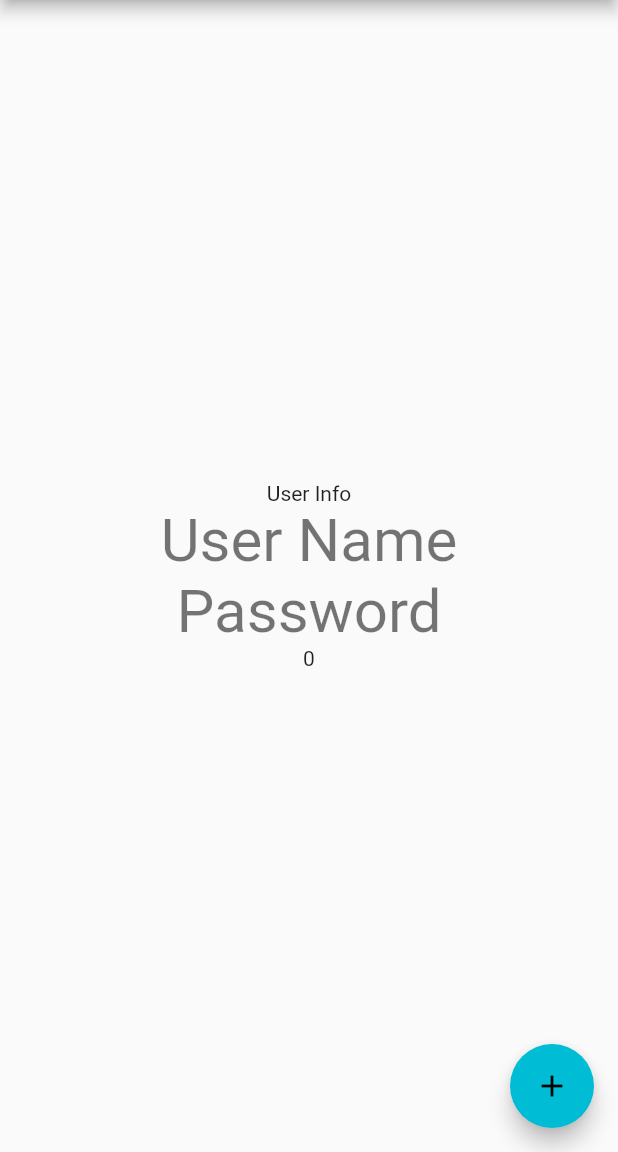
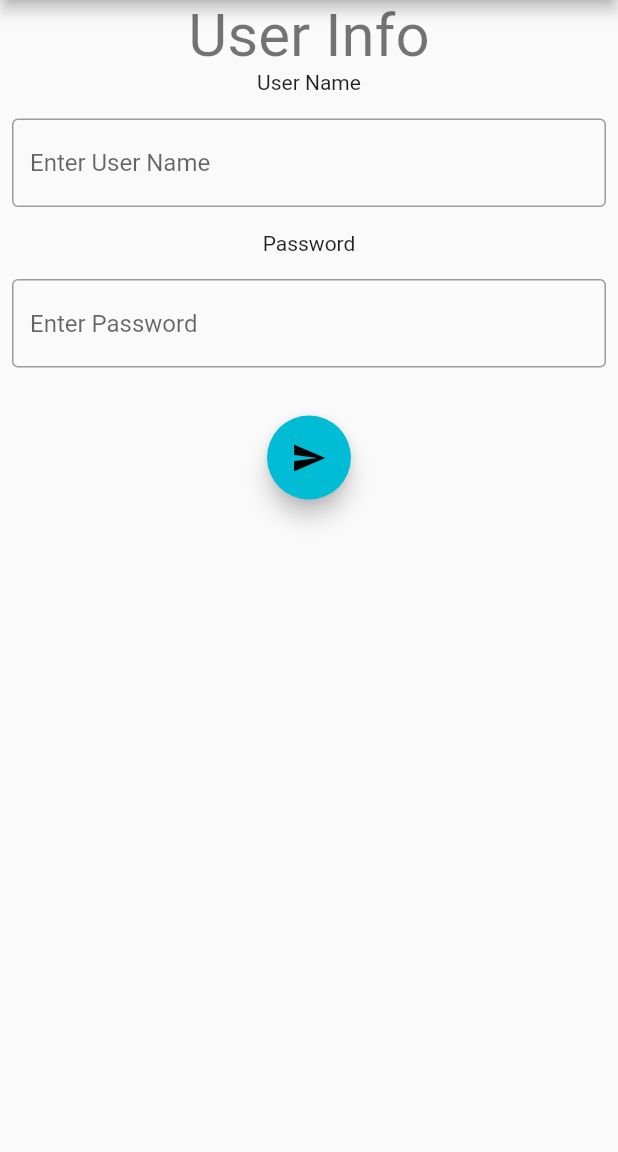
Before and after one commit to angelicrf/boatusers-flutter, a Flutter app: the screen it shows after launch, on a phone screen of 412 x 824 dp, the part 84-1236 px from its top. Run offline on Flutter 3.47's test engine with Material 2 defaults, Android fonts, the phone set to English and light mode, and no system bars.

Commit message:
user-inputs-home

```diff
--- a/lib/main.dart
+++ b/lib/main.dart
@@ -29,11 +29,72 @@ class BUHomePage extends StatefulWidget {
 
 class _BUHomePageState extends State<BUHomePage> {
   int _buCount = 0;
+  final buserNameController = TextEditingController();
+  final buPasswordController = TextEditingController();
 
-  void _AddCount() {
-    setState(() {
+  @override
+  void initState() {
+    super.initState();
+    buPasswordController.text = '';
+    buserNameController.text = '';
+    print('initStateCalled....');
+  }
+
+  @override
+  void dispose() {
+    buPasswordController.dispose();
+    buserNameController.dispose();
+    super.dispose();
+  }
+
+  void _SubmitInputs() async {
+    /*   setState(() {
       _buCount += 20;
-    });
+    }); */
+    if (buPasswordController.text != '' && buserNameController.text != '') {
+      await showDialog(
+        context: context,
+        builder: (context) {
+          return AlertDialog(
+            content: Text(
+                'Confirmed UserName: ${buserNameController.text} and Password: ${buPasswordController.text}'),
+          );
+        },
+      );
+      setState(() {
+        buPasswordController.text = '';
+        buserNameController.text = '';
+      });
+    } else if (buPasswordController.text == '' &&
+        buserNameController.text != '') {
+      showDialog(
+        context: context,
+        builder: (context) {
+          return AlertDialog(
+            content: Text('Empty Password Field!'),
+          );
+        },
+      );
+    } else if (buserNameController.text == '' &&
+        buPasswordController.text != '') {
+      showDialog(
+        context: context,
+        builder: (context) {
+          return AlertDialog(
+            content: Text('Empty User Name Field!'),
+          );
+        },
+      );
+    } else {
+      showDialog(
+        context: context,
+        builder: (context) {
+          return AlertDialog(
+            content: Text('Invalid Entry!'),
+          );
+        },
+      );
+    }
   }
 
   @override
@@ -44,30 +105,53 @@ class _BUHomePageState extends State<BUHomePage> {
       ),
       body: Center(
           child: Column(
-        mainAxisAlignment: MainAxisAlignment.center,
+        mainAxisAlignment: MainAxisAlignment.start,
         children: <Widget>[
-          const Text(
+          Text(
             'User Info',
+            style: Theme.of(context).textTheme.headlineLarge,
           ),
           Text(
             'User Name',
-            style: Theme.of(context).textTheme.headlineLarge,
+            style: Theme.of(context).textTheme.bodyMedium,
+          ),
+          Padding(
+            padding: EdgeInsets.symmetric(horizontal: 8, vertical: 16),
+            child: TextField(
+              controller: buserNameController,
+              decoration: InputDecoration(
+                border: OutlineInputBorder(),
+                hintText: 'Enter User Name',
+              ),
+            ),
           ),
           Text(
             'Password',
-            style: Theme.of(context).textTheme.headlineLarge,
+            style: Theme.of(context).textTheme.bodyMedium,
           ),
-          Text(
-            '$_buCount',
-            style: Theme.of(context).textTheme.bodyMedium,
-          )
+          Padding(
+            padding: EdgeInsets.symmetric(horizontal: 8, vertical: 16),
+            child: TextField(
+              controller: buPasswordController,
+              decoration: InputDecoration(
+                border: OutlineInputBorder(),
+                hintText: 'Enter Password',
+              ),
+            ),
+          ),
+          Padding(
+            padding: EdgeInsets.symmetric(horizontal: 8, vertical: 16),
+            child: FloatingActionButton(
+              onPressed: _SubmitInputs,
+              tooltip: 'Enter',
+              child: const Icon(Icons.send),
+              //style:FloatingActionButtonLocation.startFloat
+            ),
+            //,
+          ),
         ],
       )),
-      floatingActionButton: FloatingActionButton(
-        onPressed: _AddCount,
-        tooltip: 'Add',
-        child: const Icon(Icons.add),
-      ),
+      //
     );
   }
 }
```
Also changed, not shown: 11 other files.
